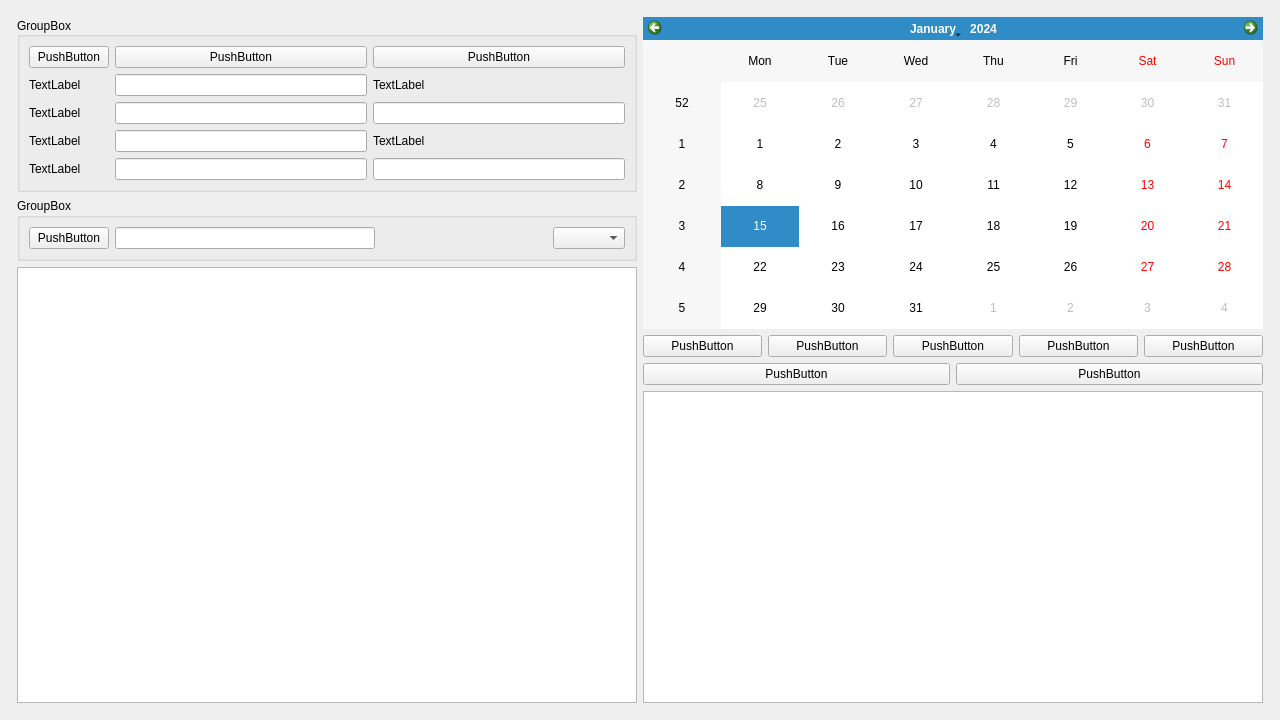
Qt form ui/calender_ui.ui (quentintyr/team_verwaltung) before a commit.
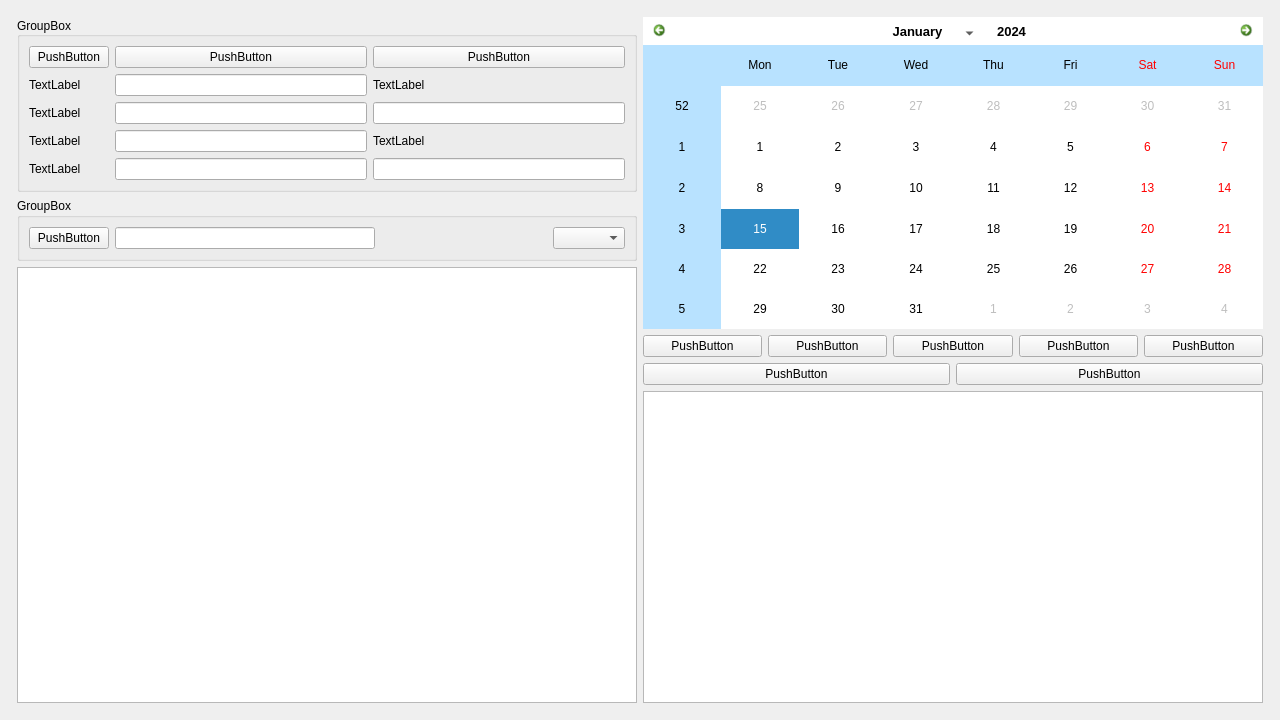
The same form after that commit. Icons and pictures are not drawn.

Commit message: FIX | QDateEdit with current date, pop up & stylesheet

```diff
--- a/ui/calender_ui.ui
+++ b/ui/calender_ui.ui
@@ -202,7 +202,178 @@
       <item>
        <layout class="QVBoxLayout" name="right_layout">
         <item>
-         <widget class="QCalendarWidget" name="calendar"/>
+         <widget class="QCalendarWidget" name="calendar">
+          <property name="styleSheet">
+           <string notr="true">/* Style for header area  ####################################################*/ 
+
+QCalendarWidget QWidget {
+	 alternate-background-color: #B8E2FF;
+}
+
+/* style for top navigation area ###############################################*/ 
+
+#qt_calendar_navigationbar {
+    background-color: #fff;
+	/*border: 2px solid  #B8E2FF;*/
+	border-bottom: 0px;
+	/*border-top-left-radius: 5px;
+	border-top-right-radius: 5px;*/
+}
+
+/* style for month change buttons ############################################ */
+
+#qt_calendar_prevmonth, 
+#qt_calendar_nextmonth {
+	/* border delete */
+    border: none;  
+    /* delete default icons */
+	qproperty-icon: none; 
+	
+    min-width: 13px;
+    max-width: 13px;
+    min-height: 13px;
+    max-height: 13px;
+
+    border-radius: 5px; 
+	/* set background transparent */
+    background-color: transparent; 
+	padding: 5px;
+}
+
+/* style for pre month button ############################################ */
+
+#qt_calendar_prevmonth {
+	/* set text for button */
+	/*qproperty-text: &quot;&gt;&quot;;*/
+	margin-left:5px;
+	image: url(:/icons/arrow_left.ico);
+}
+
+/* style for next month button ########################################### */
+#qt_calendar_nextmonth {
+	margin-right:5px;
+	image: url(:/icons/arrow_right.ico);
+    /* qproperty-text: &quot;&gt;&quot;; */
+}
+#qt_calendar_prevmonth:hover, 
+#qt_calendar_nextmonth:hover {
+    background-color: #55aaff;
+}
+
+#qt_calendar_prevmonth:pressed, 
+#qt_calendar_nextmonth:pressed {
+    background-color: rgba(235, 235, 235, 100);
+}
+
+
+/* Style for month and yeat buttons #################################### */
+
+#qt_calendar_yearbutton {
+    color: #000;
+	margin:5px;
+    border-radius: 5px;
+	font-size: 13px;
+	padding:0px 10px;
+}
+
+ #qt_calendar_monthbutton {
+	width: 110px;
+    color: #000;
+	font-size: 13px;
+	margin:5px 0px;
+    border-radius: 5px;
+	padding:0px 2px;
+}
+
+#qt_calendar_yearbutton:hover, 
+#qt_calendar_monthbutton:hover {
+    background-color: #55aaff;
+}
+
+#qt_calendar_yearbutton:pressed, 
+#qt_calendar_monthbutton:pressed {
+    background-color: rgba(235, 235, 235, 100);
+}
+
+/* Style for year input lineEdit ######################################*/
+
+#qt_calendar_yearedit {
+    min-width: 53px;
+    color: #000;
+    background: transparent;
+	font-size: 13px;
+}
+
+/* Style for year change buttons ######################################*/
+
+#qt_calendar_yearedit::up-button { 
+	image: url(:/icons/arrow_top.ico);
+    subcontrol-position: right;
+}
+
+#qt_calendar_yearedit::down-button { 
+	image: url(:/icons/arrows/arrow_down.ico);
+    subcontrol-position: left; 
+}
+
+#qt_calendar_yearedit::down-button, 
+#qt_calendar_yearedit::up-button {
+	width:10px;
+	padding: 0px 5px;
+	border-radius:3px;
+}
+
+#qt_calendar_yearedit::down-button:hover, 
+#qt_calendar_yearedit::up-button:hover {
+	background-color: #55aaff;
+}
+
+/* Style for month select menu ##################################### */
+
+#calendarWidget QToolButton QMenu {
+     background-color: white;
+
+}
+#calendarWidget QToolButton QMenu::item {
+	/*padding: 10px;*/
+}
+ #calendarWidget QToolButton QMenu::item:selected:enabled {
+    background-color: #55aaff;
+}
+
+#calendarWidget QToolButton::menu-indicator {
+	/* Remove toolButton arrow */
+      /*image: none; */
+	nosubcontrol-origin: margin;
+	subcontrol-position: right center;
+	margin-top: 10px;
+	width:20px;
+}
+
+/* Style for calendar table ########################################## */
+#qt_calendar_calendarview {
+	/* Remove the selected dashed box */
+    outline: 0px;
+	/*curved borders*/
+	/*border-bottom-left-radius: 5px;
+	border-bottom-right-radius: 5px;
+	border: 2px solid  #B8E2FF;
+	border-top: 0px;*/
+	
+}
+
+#qt_calendar_calendarview::item:hover {
+   border-radius:5px;
+	background-color:#aaffff;
+}
+
+#qt_calendar_calendarview::item:selected {
+    background-color: #55aa7f; 
+	border-radius:5px;
+}
+</string>
+          </property>
+         </widget>
         </item>
         <item>
          <layout class="QHBoxLayout" name="horizontalLayout">
```
Left out of the diff: 4 changed lines with no effect on the pictures. The commit also changes 3 other files.
